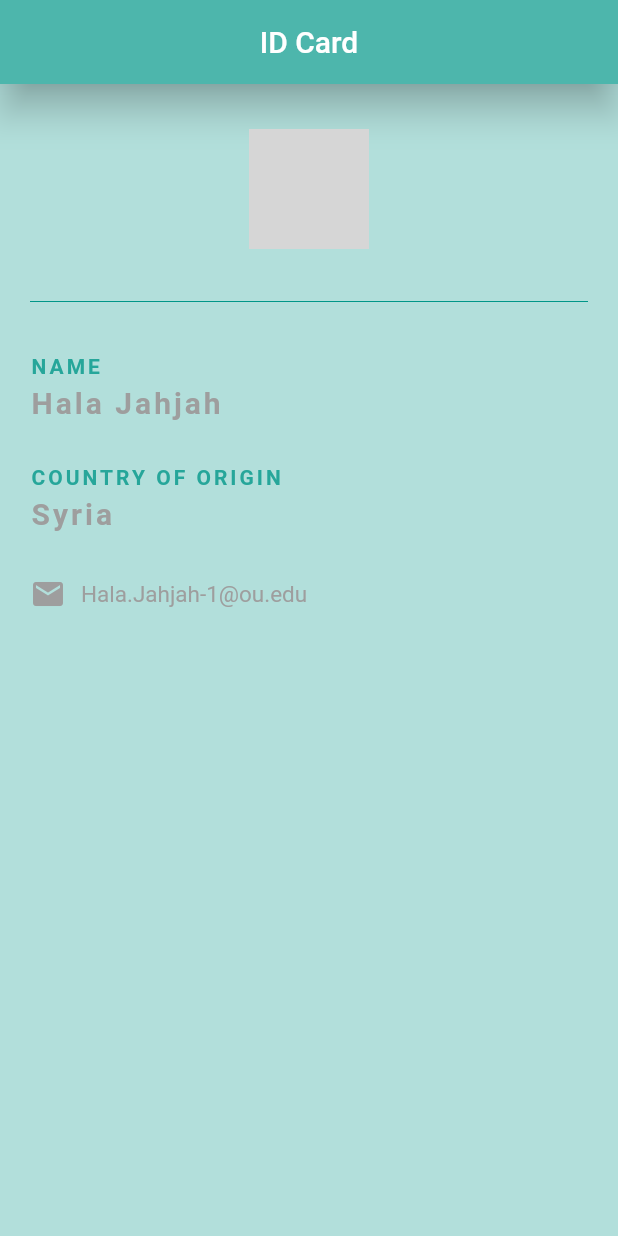
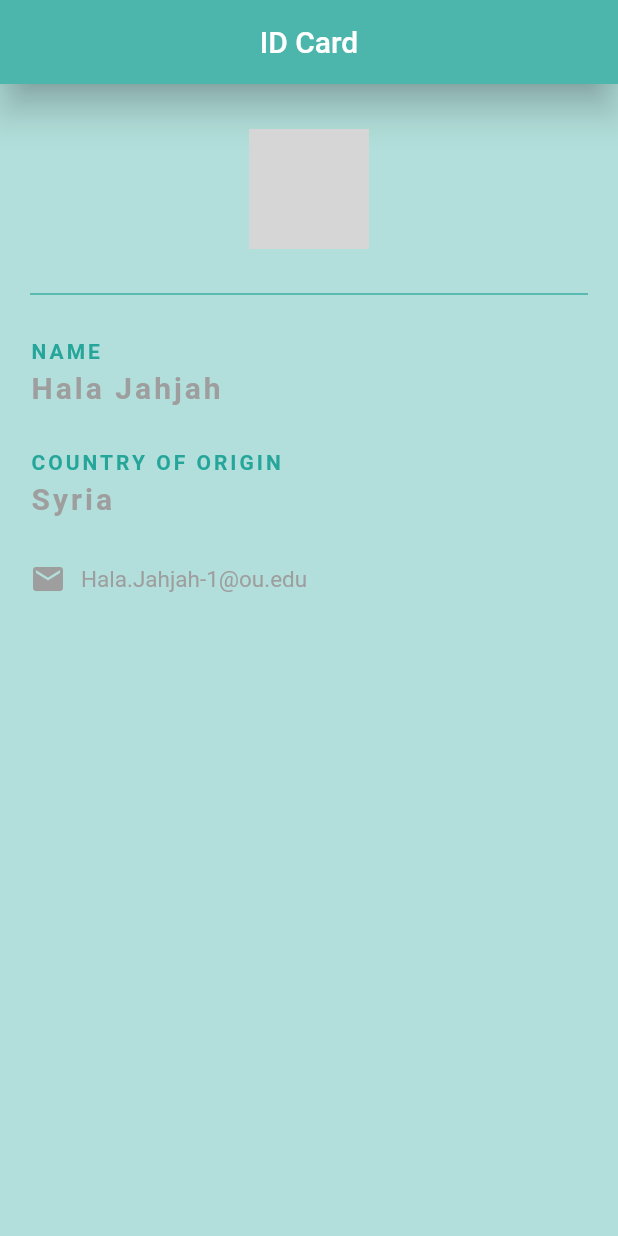
Before and after one commit to HalaJah/FlutterLearningJourney, a Flutter app: the screen it shows after launch, on a phone screen of 412 x 824 dp. Run offline on Flutter 3.47's test engine with Material 2 defaults, Android fonts, the phone set to English and light mode, and no system bars; grey boxes are pictures that could not be loaded.

```diff
--- a/flutter_application_2/lib/main.dart
+++ b/flutter_application_2/lib/main.dart
@@ -29,7 +29,7 @@ class IdCard extends StatelessWidget {
               ),
 
               Divider(
-                height: 70.0,
+                height: 60.0,
                 color: Colors.teal,
               ),
 
```
